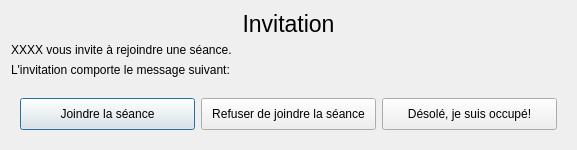
Above: client/src/JoinSessionDialog.ui from introlab/openteraplus before the change. Below: the same form after it.
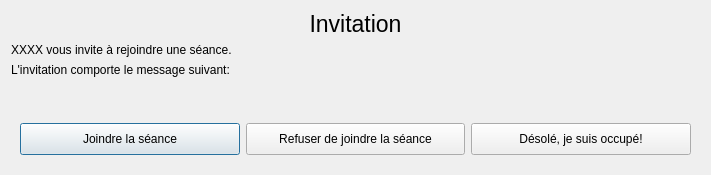
That is the form after the change. Icons and pictures are not drawn.

Commit message: Refs #24. Handled StopSessionEvent.

Diff of the .ui file:
```diff
--- a/client/src/JoinSessionDialog.ui
+++ b/client/src/JoinSessionDialog.ui
@@ -6,8 +6,8 @@
    <rect>
     <x>0</x>
     <y>0</y>
-    <width>557</width>
-    <height>150</height>
+    <width>711</width>
+    <height>175</height>
    </rect>
   </property>
   <property name="windowTitle">
@@ -79,6 +79,12 @@
      <layout class="QHBoxLayout" name="horizontalLayout">
       <item>
        <widget class="QPushButton" name="btnJoinSession">
+        <property name="sizePolicy">
+         <sizepolicy hsizetype="Preferred" vsizetype="Fixed">
+          <horstretch>0</horstretch>
+          <verstretch>0</verstretch>
+         </sizepolicy>
+        </property>
         <property name="minimumSize">
          <size>
           <width>175</width>
@@ -105,6 +111,12 @@
       </item>
       <item>
        <widget class="QPushButton" name="btnDenySession">
+        <property name="sizePolicy">
+         <sizepolicy hsizetype="Preferred" vsizetype="Fixed">
+          <horstretch>0</horstretch>
+          <verstretch>0</verstretch>
+         </sizepolicy>
+        </property>
         <property name="minimumSize">
          <size>
           <width>175</width>
@@ -131,6 +143,12 @@
       </item>
       <item>
        <widget class="QPushButton" name="btnBusySession">
+        <property name="sizePolicy">
+         <sizepolicy hsizetype="Preferred" vsizetype="Fixed">
+          <horstretch>0</horstretch>
+          <verstretch>0</verstretch>
+         </sizepolicy>
+        </property>
         <property name="minimumSize">
          <size>
           <width>175</width>
```
The commit also changes 12 other files.
